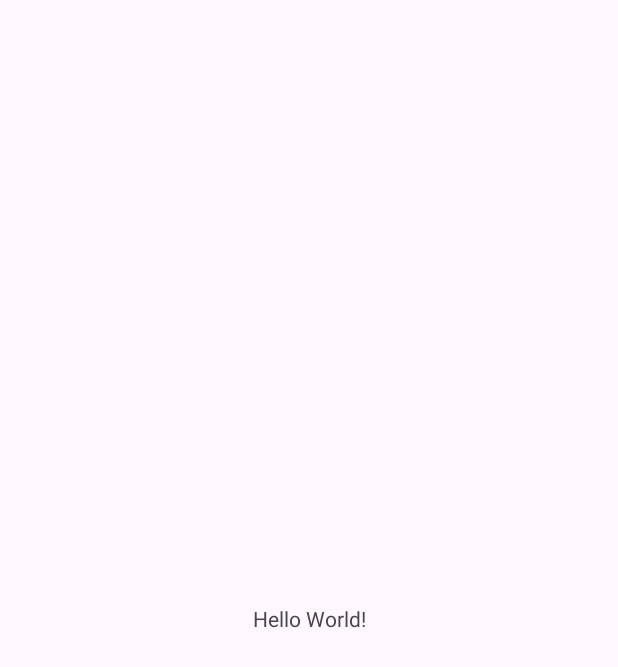
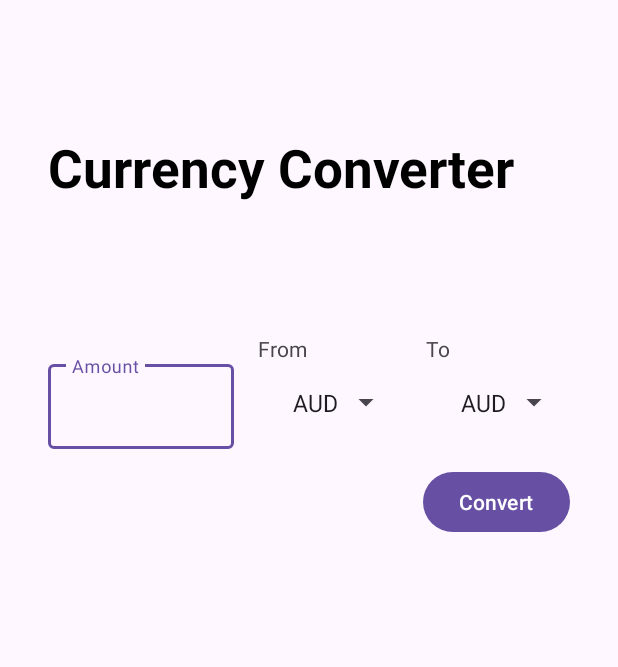
Before and after one commit to EhsanTgv/CurrencyConverterPractice, an Android app: the screen it shows after launch (MainActivity), on a phone screen of 412 x 824 dp. Before the commit the part shown is almost empty. Shown: the top 667 px of the screen. Run offline under Robolectric (Android 15) with nearby library versions, the phone set to English and light mode, and no system bars.

Commit message:
Making the layout

```diff
--- a/app/build.gradle.kts
+++ b/app/build.gradle.kts
@@ -1,6 +1,8 @@
 plugins {
     alias(libs.plugins.androidApplication)
     alias(libs.plugins.jetbrainsKotlinAndroid)
+    kotlin("kapt")
+    id("com.google.dagger.hilt.android")
 }
 
 android {
@@ -45,4 +47,11 @@ dependencies {
     testImplementation(libs.junit)
     androidTestImplementation(libs.androidx.junit)
     androidTestImplementation(libs.androidx.espresso.core)
+
+    implementation("com.google.dagger:hilt-android:2.44")
+    kapt("com.google.dagger:hilt-android-compiler:2.44")
 }
+
+kapt {
+    correctErrorTypes = true
+}
--- a/app/src/main/java/com/taghavi/currencyconverterpractice/MainActivity.kt
+++ b/app/src/main/java/com/taghavi/currencyconverterpractice/MainActivity.kt
@@ -1,20 +1,11 @@
 package com.taghavi.currencyconverterpractice
 
 import android.os.Bundle
-import androidx.activity.enableEdgeToEdge
 import androidx.appcompat.app.AppCompatActivity
-import androidx.core.view.ViewCompat
-import androidx.core.view.WindowInsetsCompat
 
 class MainActivity : AppCompatActivity() {
     override fun onCreate(savedInstanceState: Bundle?) {
         super.onCreate(savedInstanceState)
-        enableEdgeToEdge()
         setContentView(R.layout.activity_main)
-        ViewCompat.setOnApplyWindowInsetsListener(findViewById(R.id.main)) { v, insets ->
-            val systemBars = insets.getInsets(WindowInsetsCompat.Type.systemBars())
-            v.setPadding(systemBars.left, systemBars.top, systemBars.right, systemBars.bottom)
-            insets
-        }
     }
 }
--- a/app/src/main/res/layout/activity_main.xml
+++ b/app/src/main/res/layout/activity_main.xml
@@ -5,15 +5,113 @@
     android:id="@+id/main"
     android:layout_width="match_parent"
     android:layout_height="match_parent"
+    android:paddingHorizontal="32dp"
     tools:context=".MainActivity">
 
     <TextView
+        android:id="@+id/tvTitle"
         android:layout_width="wrap_content"
         android:layout_height="wrap_content"
-        android:text="Hello World!"
-        app:layout_constraintBottom_toBottomOf="parent"
-        app:layout_constraintEnd_toEndOf="parent"
+        android:text="Currency Converter"
+        android:textColor="@color/black"
+        android:textSize="35sp"
+        android:textStyle="bold"
+        app:layout_constraintBottom_toTopOf="@+id/guideline"
         app:layout_constraintStart_toStartOf="parent"
         app:layout_constraintTop_toTopOf="parent" />
 
+    <TextView
+        android:id="@+id/tvFrom"
+        android:layout_width="wrap_content"
+        android:layout_height="wrap_content"
+        android:text="From"
+        app:layout_constraintStart_toStartOf="@+id/spFromCurrency"
+        app:layout_constraintTop_toTopOf="@id/guideline" />
+
+    <TextView
+        android:id="@+id/tvTo"
+        android:layout_width="wrap_content"
+        android:layout_height="wrap_content"
+        android:text="To"
+        app:layout_constraintStart_toStartOf="@+id/spToCurrency"
+        app:layout_constraintTop_toTopOf="@id/guideline" />
+
+    <com.google.android.material.textfield.TextInputLayout
+        android:id="@+id/tilFrom"
+        style="@style/ThemeOverlay.Material3.AutoCompleteTextView.OutlinedBox.Dense"
+        android:layout_width="0dp"
+        android:layout_height="wrap_content"
+        android:layout_marginEnd="16dp"
+        android:hint="Amount"
+        app:layout_constraintBottom_toBottomOf="@+id/spFromCurrency"
+        app:layout_constraintEnd_toStartOf="@+id/spFromCurrency"
+        app:layout_constraintStart_toStartOf="parent"
+        app:layout_constraintTop_toTopOf="@+id/spFromCurrency">
+
+        <com.google.android.material.textfield.TextInputEditText
+            android:id="@+id/etFrom"
+            android:layout_width="match_parent"
+            android:layout_height="match_parent"
+            android:inputType="numberDecimal" />
+
+    </com.google.android.material.textfield.TextInputLayout>
+
+    <androidx.constraintlayout.widget.Guideline
+        android:id="@+id/guideline"
+        android:layout_width="wrap_content"
+        android:layout_height="wrap_content"
+        android:orientation="horizontal"
+        app:layout_constraintGuide_percent="0.27" />
+
+    <Spinner
+        android:id="@+id/spFromCurrency"
+        android:layout_width="wrap_content"
+        android:layout_height="wrap_content"
+        android:layout_marginEnd="16dp"
+        android:entries="@array/currency_codes"
+        android:padding="15dp"
+        app:layout_constraintEnd_toStartOf="@+id/spToCurrency"
+        app:layout_constraintTop_toBottomOf="@id/tvFrom" />
+
+    <Spinner
+        android:id="@+id/spToCurrency"
+        android:layout_width="wrap_content"
+        android:layout_height="wrap_content"
+        android:entries="@array/currency_codes"
+        android:padding="15dp"
+        app:layout_constraintEnd_toEndOf="parent"
+        app:layout_constraintTop_toBottomOf="@id/tvTo" />
+
+    <Button
+        android:id="@+id/btnConvert"
+        android:layout_width="wrap_content"
+        android:layout_height="wrap_content"
+        android:layout_marginTop="16dp"
+        android:text="Convert"
+        app:layout_constraintEnd_toEndOf="parent"
+        app:layout_constraintTop_toBottomOf="@id/spToCurrency" />
+
+    <TextView
+        android:id="@+id/tvResult"
+        android:layout_width="0dp"
+        android:layout_height="wrap_content"
+        android:layout_marginEnd="16dp"
+        android:textColor="@color/black"
+        app:layout_constraintBottom_toBottomOf="@+id/btnConvert"
+        app:layout_constraintEnd_toStartOf="@+id/btnConvert"
+        app:layout_constraintStart_toStartOf="parent"
+        app:layout_constraintTop_toTopOf="@+id/btnConvert"
+        tools:text="10 EUR = 15.0 USD" />
+
+    <ProgressBar
+        android:id="@+id/progressBar"
+        android:layout_width="wrap_content"
+        android:layout_height="wrap_content"
+        android:visibility="gone"
+        app:layout_constraintBottom_toBottomOf="@+id/btnConvert"
+        app:layout_constraintEnd_toStartOf="@+id/btnConvert"
+        app:layout_constraintStart_toStartOf="parent"
+        app:layout_constraintTop_toTopOf="@+id/btnConvert"
+        tools:visibility="visible" />
+
 </androidx.constraintlayout.widget.ConstraintLayout>
--- a/app/src/main/res/values/strings.xml
+++ b/app/src/main/res/values/strings.xml
@@ -1,3 +1,36 @@
 <resources>
     <string name="app_name">Currency Converter Practice</string>
+    <string-array name="currency_codes">
+        <item>AUD</item>
+        <item>BGN</item>
+        <item>BRL</item>
+        <item>CAD</item>
+        <item>CHF</item>
+        <item>CNY</item>
+        <item>CZK</item>
+        <item>DKK</item>
+        <item>EUR</item>
+        <item>GBP</item>
+        <item>HKD</item>
+        <item>HRK</item>
+        <item>HUF</item>
+        <item>IDR</item>
+        <item>ILS</item>
+        <item>JPY</item>
+        <item>KRW</item>
+        <item>ISK</item>
+        <item>MXN</item>
+        <item>MYR</item>
+        <item>NOK</item>
+        <item>PHP</item>
+        <item>PLN</item>
+        <item>RON</item>
+        <item>RUB</item>
+        <item>SEK</item>
+        <item>SGD</item>
+        <item>THB</item>
+        <item>TRY</item>
+        <item>USD</item>
+        <item>ZAR</item>
+    </string-array>
 </resources>
--- a/build.gradle.kts
+++ b/build.gradle.kts
@@ -2,4 +2,5 @@
 plugins {
     alias(libs.plugins.androidApplication) apply false
     alias(libs.plugins.jetbrainsKotlinAndroid) apply false
+    id("com.google.dagger.hilt.android") version "2.44" apply false
 }
```
